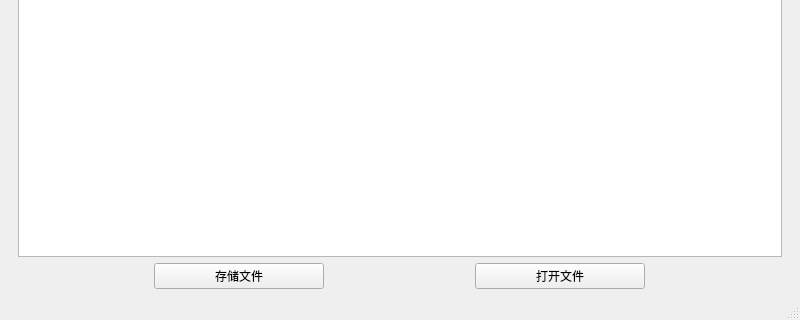
Old version of the form mainwindow.ui in the repository asdfghjkoiuy/untitled1; both pictures show x 0 to 800 and y 280 to 600 of the 800 by 600 pixel window.
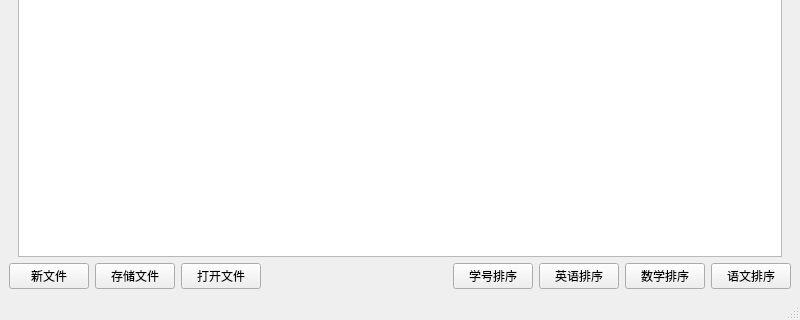
New version of the form.

```diff
--- a/mainwindow.ui
+++ b/mainwindow.ui
@@ -20,8 +20,8 @@
    <string>学生管理系统</string>
   </property>
   <widget class="QWidget" name="centralwidget">
-   <layout class="QVBoxLayout" name="verticalLayout">
-    <item>
+   <layout class="QGridLayout" name="gridLayout">
+    <item row="0" column="0">
      <widget class="QWidget" name="widget" native="true">
       <property name="maximumSize">
        <size>
@@ -173,8 +173,35 @@
       </layout>
      </widget>
     </item>
+    <item row="2" column="0">
+     <layout class="QHBoxLayout" name="horizontalLayout_5">
     <item>
      <layout class="QHBoxLayout" name="horizontalLayout_3">
+        <item>
+         <widget class="QPushButton" name="newButton">
+          <property name="sizePolicy">
+           <sizepolicy hsizetype="Maximum" vsizetype="Fixed">
+            <horstretch>0</horstretch>
+            <verstretch>0</verstretch>
+           </sizepolicy>
+          </property>
+          <property name="minimumSize">
+           <size>
+            <width>80</width>
+            <height>0</height>
+           </size>
+          </property>
+          <property name="maximumSize">
+           <size>
+            <width>170</width>
+            <height>16777215</height>
+           </size>
+          </property>
+          <property name="text">
+           <string>新文件</string>
+          </property>
+         </widget>
+        </item>
       <item>
        <widget class="QPushButton" name="saveButton">
         <property name="sizePolicy">
@@ -183,6 +210,12 @@
           <verstretch>0</verstretch>
          </sizepolicy>
         </property>
+          <property name="minimumSize">
+           <size>
+            <width>80</width>
+            <height>0</height>
+           </size>
+          </property>
         <property name="maximumSize">
          <size>
           <width>170</width>
@@ -202,6 +235,12 @@
           <verstretch>0</verstretch>
          </sizepolicy>
         </property>
+          <property name="minimumSize">
+           <size>
+            <width>80</width>
+            <height>0</height>
+           </size>
+          </property>
         <property name="maximumSize">
          <size>
           <width>170</width>
@@ -212,6 +251,104 @@
          <string>打开文件</string>
         </property>
        </widget>
+        </item>
+       </layout>
+      </item>
+      <item>
+       <layout class="QHBoxLayout" name="horizontalLayout_4">
+        <item>
+         <spacer name="horizontalSpacer_2">
+          <property name="orientation">
+           <enum>Qt::Orientation::Horizontal</enum>
+          </property>
+          <property name="sizeType">
+           <enum>QSizePolicy::Policy::Expanding</enum>
+          </property>
+          <property name="sizeHint" stdset="0">
+           <size>
+            <width>80</width>
+            <height>20</height>
+           </size>
+          </property>
+         </spacer>
+        </item>
+        <item>
+         <widget class="QPushButton" name="numSortButton">
+          <property name="sizePolicy">
+           <sizepolicy hsizetype="Maximum" vsizetype="Fixed">
+            <horstretch>0</horstretch>
+            <verstretch>0</verstretch>
+           </sizepolicy>
+          </property>
+          <property name="minimumSize">
+           <size>
+            <width>80</width>
+            <height>0</height>
+           </size>
+          </property>
+          <property name="text">
+           <string>学号排序</string>
+          </property>
+         </widget>
+        </item>
+        <item>
+         <widget class="QPushButton" name="EngSortButton">
+          <property name="sizePolicy">
+           <sizepolicy hsizetype="Maximum" vsizetype="Fixed">
+            <horstretch>0</horstretch>
+            <verstretch>0</verstretch>
+           </sizepolicy>
+          </property>
+          <property name="minimumSize">
+           <size>
+            <width>80</width>
+            <height>0</height>
+           </size>
+          </property>
+          <property name="text">
+           <string>英语排序</string>
+          </property>
+         </widget>
+        </item>
+        <item>
+         <widget class="QPushButton" name="mathSortButton">
+          <property name="sizePolicy">
+           <sizepolicy hsizetype="Maximum" vsizetype="Fixed">
+            <horstretch>0</horstretch>
+            <verstretch>0</verstretch>
+           </sizepolicy>
+          </property>
+          <property name="minimumSize">
+           <size>
+            <width>80</width>
+            <height>0</height>
+           </size>
+          </property>
+          <property name="text">
+           <string>数学排序</string>
+          </property>
+         </widget>
+        </item>
+        <item>
+         <widget class="QPushButton" name="cnSortButton">
+          <property name="sizePolicy">
+           <sizepolicy hsizetype="Maximum" vsizetype="Fixed">
+            <horstretch>0</horstretch>
+            <verstretch>0</verstretch>
+           </sizepolicy>
+          </property>
+          <property name="minimumSize">
+           <size>
+            <width>80</width>
+            <height>0</height>
+           </size>
+          </property>
+          <property name="text">
+           <string>语文排序</string>
+          </property>
+         </widget>
+        </item>
+       </layout>
       </item>
      </layout>
     </item>
```
Left out of the diff: 2 changed lines with no effect on the pictures. Lines whose indentation alone changed are shown as unchanged.
